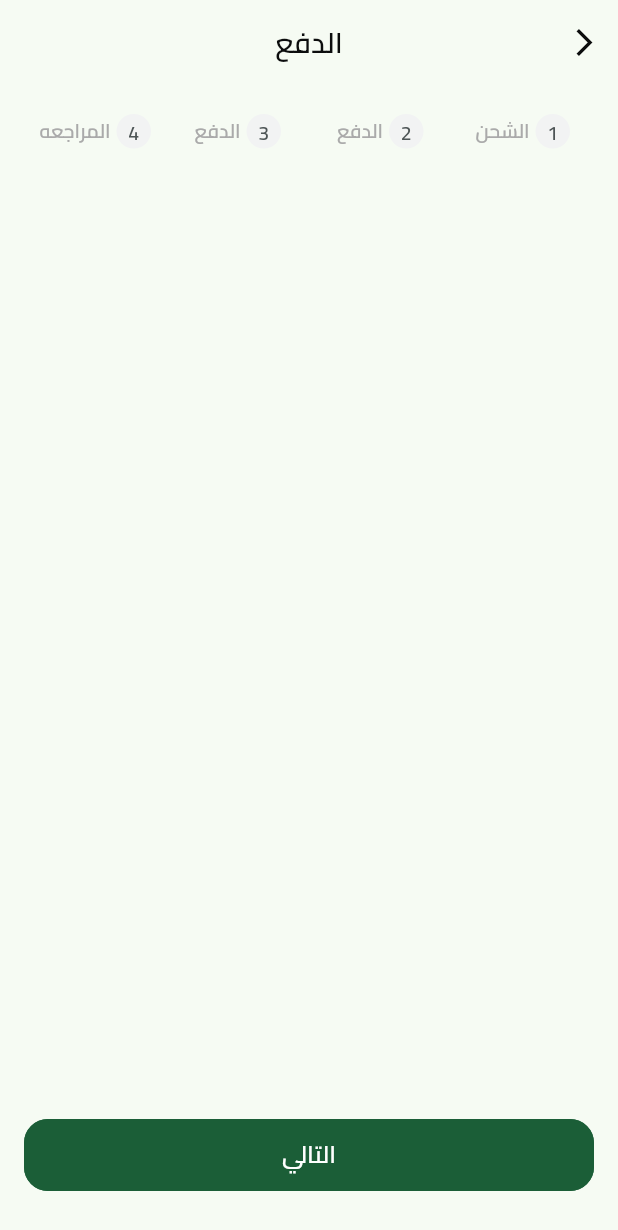
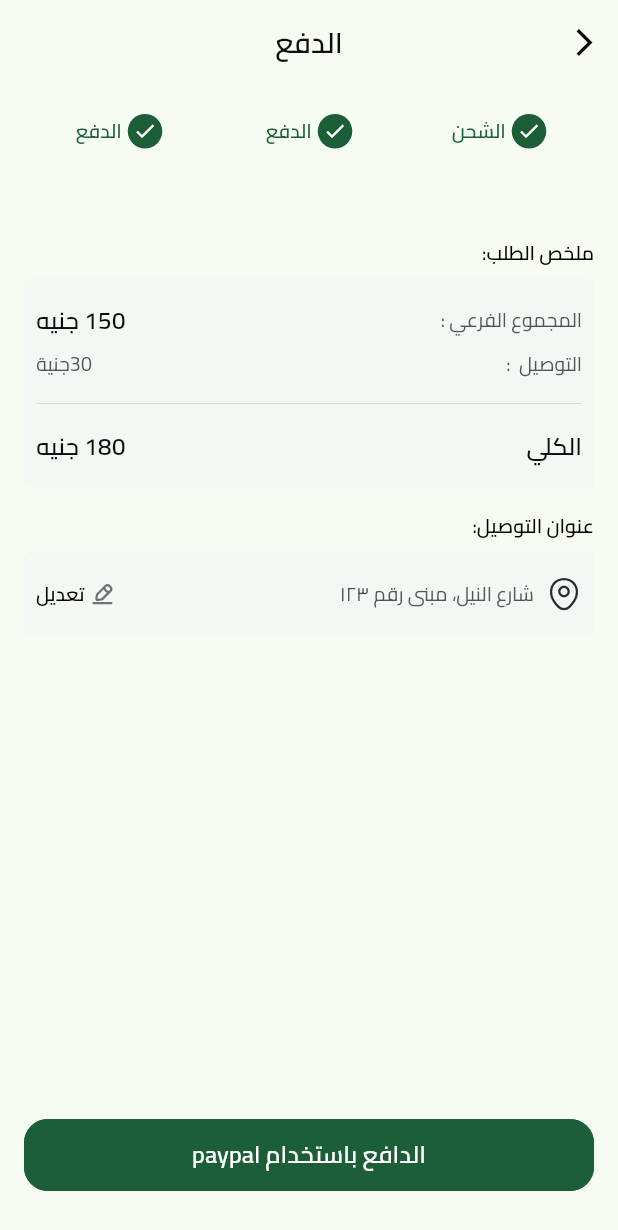
Before and after one commit to Malamrousi/fruits_hub_ecommerce_app, a Flutter app: the CheckoutScreen screen opened by its route, swiped to page 3, on a phone screen of 412 x 824 dp. Shown: the top 1230 px of the screen. Run offline on Flutter 3.47's test engine with Material 3 defaults, Android fonts, the phone set to English and light mode, and no system bars; our stand-ins replace cached_network_image, cloud_firestore, dartz, dots_indicator, equatable, firebase_auth and 11 more; missing offline and left inert: flutter_facebook_auth; accounts and stored records are empty.

Commit message:
Adds checkout feature
Implements the checkout flow with shipping, address input, and payment sections.
Introduces new widgets for each step in the checkout process.
Adds new assets for edit and location icons.
Adds styles for the checkout screen.

```diff
--- /dev/null
+++ b/lib/core/utils/app_decorations.dart
@@ -0,0 +1,8 @@
+import 'package:flutter/material.dart';
+
+abstract class AppDecorations {
+  static var greyBoxDecoration = ShapeDecoration(
+    color: const Color(0x7FF2F3F3),
+    shape: RoundedRectangleBorder(borderRadius: BorderRadius.circular(4)),
+  );
+}
--- a/lib/core/utils/app_images.dart
+++ b/lib/core/utils/app_images.dart
@@ -46,6 +46,10 @@ class Assets {
   /// assets/images/check.svg
   static const String imagesCheck = "assets/images/check.svg";
 
+  /// Assets for imagesEdit
+  /// assets/images/edit.svg
+  static const String imagesEdit = "assets/images/edit.svg";
+
   /// Assets for imagesFacebooksvg
   /// assets/images/facebooksvg.svg
   static const String imagesFacebooksvg = "assets/images/facebooksvg.svg";
@@ -73,6 +77,10 @@ class Assets {
   /// Assets for imagesGoogle
   /// assets/images/google.svg
   static const String imagesGoogle = "assets/images/google.svg";
+
+  /// Assets for imagesLocation
+  /// assets/images/location.svg
+  static const String imagesLocation = "assets/images/location.svg";
 
   /// Assets for imagesLogo
   /// assets/images/logo.svg
--- a/lib/core/utils/app_styles.dart
+++ b/lib/core/utils/app_styles.dart
@@ -22,6 +22,11 @@ class AppStyles {
       static TextStyle font13BlackSemiBold = const TextStyle(
     fontSize: 13,
     fontWeight: FontWeightManger.semiBold,
+    color: Colors.black,
+  );
+        static TextStyle font13BlackBold = const TextStyle(
+    fontSize: 13,
+    fontWeight: FontWeightManger.bold,
     color: Colors.black,
   );
   static TextStyle font23sPrimaryColorBold = const TextStyle(
--- /dev/null
+++ b/lib/features/checkout/presentation/view/widgets/address_input_section.dart
@@ -0,0 +1,68 @@
+import 'package:flutter/material.dart';
+import 'package:fruit_hub/core/helper/spacing.dart';
+
+import '../../../../../core/widgets/custom_text_form_filed.dart';
+
+class AddressInputSection extends StatelessWidget {
+  const AddressInputSection({super.key});
+
+  @override
+  Widget build(BuildContext context) {
+    return SingleChildScrollView(
+      child: Column(
+        children: [
+          verticalSpacing(
+            24,
+          ),
+          CustomTextFormFiled(
+            hintText: 'الاسم كامل',
+            keyboardType: TextInputType.text,
+            validator: (value) {},
+          ),
+          verticalSpacing(
+            16,
+          ),
+          CustomTextFormFiled(
+            hintText: 'البريد الإلكتروني',
+            keyboardType: TextInputType.text,
+            validator: (value) {},
+          ),
+          verticalSpacing(
+            16,
+          ),
+          CustomTextFormFiled(
+            hintText: 'العنوان',
+            keyboardType: TextInputType.text,
+            validator: (value) {},
+          ),
+          verticalSpacing(
+            16,
+          ),
+          CustomTextFormFiled(
+            hintText: 'المدينه',
+            keyboardType: TextInputType.text,
+            validator: (value) {},
+          ),
+          verticalSpacing(
+            16,
+          ),
+          CustomTextFormFiled(
+            hintText: 'رقم الطابق , رقم الشقه ..',
+            keyboardType: TextInputType.text,
+            validator: (value) {},
+          ),
+          verticalSpacing(
+            16,
+          ),
+          CustomTextFormFiled(
+              hintText: 'رقم الهاتف',
+              keyboardType: TextInputType.number,
+              validator: (value) {}),
+          verticalSpacing(
+            16,
+          ),
+        ],
+      ),
+    );
+  }
+}
--- a/lib/features/checkout/presentation/view/widgets/checkout_screen_view_body.dart
+++ b/lib/features/checkout/presentation/view/widgets/checkout_screen_view_body.dart
@@ -16,18 +16,23 @@ class _CheckoutScreenViewBodyState extends State<CheckoutScreenViewBody> {
 
   @override
   void initState() {
-
     super.initState();
     pageController = PageController(initialPage: 0);
+
+    pageController.addListener(() {
+      setState(() {
+        currentPage = pageController.page!.toInt();
+      });
+    });
   }
 
   @override
   void dispose() {
-
     super.dispose();
     pageController.dispose();
   }
 
+  int currentPage = 0;
   @override
   Widget build(BuildContext context) {
     return Padding(
@@ -35,18 +40,39 @@ class _CheckoutScreenViewBodyState extends State<CheckoutScreenViewBody> {
       child: Column(
         children: [
           verticalSpacing(20),
-          const CheckoutSteps(),
+          CheckoutSteps(
+            pageController: pageController,
+            currentState: currentPage,
+          ),
           verticalSpacing(20),
           Expanded(
               child: CheckoutStepsPageView(pageController: pageController)),
           verticalSpacing(20),
           CustomButton(
-            title: "التالي",
-            onPressed: () {},
+            title: getNextButtonTitle(currentPage),
+            onPressed: () {
+              pageController.animateToPage(
+                currentPage + 1,
+                  duration: const Duration(milliseconds: 300),
+                  curve: Curves.easeIn);
+            },
           ),
           verticalSpacing(30),
         ],
       ),
     );
   }
+
+  String getNextButtonTitle(int  currentPage) {
+    switch (currentPage) {
+      case 0:
+        return "التالي";
+      case 1:
+        return "التالي";
+      case 2:
+        return "الدافع باستخدام paypal";
+      default:
+        return "التالي";
+    }
+  }
 }
--- a/lib/features/checkout/presentation/view/widgets/checkout_steps.dart
+++ b/lib/features/checkout/presentation/view/widgets/checkout_steps.dart
@@ -2,17 +2,24 @@ import 'package:flutter/widgets.dart';
 import 'package:fruit_hub/features/checkout/presentation/view/widgets/step_item.dart';
 
 class CheckoutSteps extends StatelessWidget {
-  const CheckoutSteps({super.key});
-
+  const CheckoutSteps(
+      {super.key, required this.currentState, required this.pageController});
+  final int currentState;
+  final PageController pageController;
   @override
   Widget build(BuildContext context) {
     return Row(
       children: List.generate(getSteps().length, (index) {
         return Expanded(
-            child: StepItem(
-          isActive: false,
-          index: "${index + 1}",
-          text: getSteps()[index],
+            child: GestureDetector(
+          onTap: () => pageController.animateToPage(index,
+              duration: const Duration(milliseconds: 300),
+              curve: Curves.easeIn),
+          child: StepItem(
+            isActive: index <= currentState,
+            index: "${index + 1}",
+            text: getSteps()[index],
+          ),
         ));
       }),
     );
@@ -20,5 +27,5 @@ class CheckoutSteps extends StatelessWidget {
 }
 
 List<String> getSteps() {
-  return ["الشحن", "الدفع", "الدفع", "المراجعه"];
+  return ["الشحن", "الدفع", "الدفع"];
 }
--- a/lib/features/checkout/presentation/view/widgets/checkout_steps_page_view.dart
+++ b/lib/features/checkout/presentation/view/widgets/checkout_steps_page_view.dart
@@ -1,5 +1,8 @@
 import 'package:flutter/material.dart';
+import 'package:fruit_hub/features/checkout/presentation/view/widgets/address_input_section.dart';
 import 'package:fruit_hub/features/checkout/presentation/view/widgets/shipping_section.dart';
+
+import 'payment_section.dart';
 
 class CheckoutStepsPageView extends StatelessWidget {
   const CheckoutStepsPageView({
@@ -28,9 +31,8 @@ class CheckoutStepsPageView extends StatelessWidget {
   List<Widget> getPages() {
     return [
       const ShippingSection(),
-      const SizedBox(),
-      const SizedBox(),
-      const SizedBox(),
+      const AddressInputSection(),
+      const PaymentSection(),
     ];
   }
 }
--- /dev/null
+++ b/lib/features/checkout/presentation/view/widgets/order_summry_widget.dart
@@ -0,0 +1,78 @@
+import 'package:flutter/material.dart';
+import 'package:fruit_hub/core/utils/app_styles.dart';
+import 'package:fruit_hub/features/checkout/presentation/view/widgets/payment_item.dart';
+
+
+
+class OrderSummryWidget extends StatelessWidget {
+  const OrderSummryWidget({
+    super.key,
+  });
+
+  @override
+  Widget build(BuildContext context) {
+    return PaymentItem(
+      tile: 'ملخص الطلب',
+      child: Column(
+        children: [
+          Row(
+            children: [
+              Text(
+                'المجموع الفرعي :',
+                style: AppStyles.font13stoneGrayRegular,
+              ),
+              const Spacer(),
+               Text(
+                '150 جنيه',
+                textAlign: TextAlign.right,
+                style: AppStyles.font16GrayScaleBold,
+              )
+            ],
+          ),
+          const SizedBox(
+            height: 8,
+          ),
+          Row(
+            children: [
+              Text(
+                'التوصيل  :',
+                        style: AppStyles.font13stoneGrayRegular,
+
+              ),
+              const Spacer(),
+              Text(
+                '30جنية',
+                textAlign: TextAlign.right,
+                        style: AppStyles.font13stoneGrayRegular,
+
+              )
+            ],
+          ),
+          const SizedBox(
+            height: 9,
+          ),
+          const Divider(
+            thickness: .5,
+            color: Color(0xFFCACECE),
+          ),
+          const SizedBox(
+            height: 9,
+          ),
+           Row(
+            children: [
+              Text(
+                'الكلي',
+                style: AppStyles.font16GrayScaleBold,
+              ),
+              Spacer(),
+              Text(
+                '180 جنيه',
+                style: AppStyles.font16GrayScaleBold,
+              )
+            ],
+          ),
+        ],
+      ),
+    );
+  }
+}
--- /dev/null
+++ b/lib/features/checkout/presentation/view/widgets/payment_item.dart
@@ -0,0 +1,33 @@
+import 'package:flutter/material.dart';
+import 'package:fruit_hub/core/helper/spacing.dart';
+import 'package:fruit_hub/core/utils/app_styles.dart';
+
+import '../../../../../core/utils/app_decorations.dart';
+
+
+class PaymentItem extends StatelessWidget {
+  const PaymentItem({super.key, required this.tile, required this.child});
+
+  final String tile;
+  final Widget child;
+  @override
+  Widget build(BuildContext context) {
+    return Column(
+      crossAxisAlignment: CrossAxisAlignment.start,
+      children: [
+        Text(
+          '$tile:',
+          style: AppStyles.font13BlackBold,
+        ),
+         verticalSpacing(
+       8,
+        ),
+        Container(
+          padding: const EdgeInsets.symmetric(vertical: 16, horizontal: 8),
+          decoration: AppDecorations.greyBoxDecoration,
+          child: child,
+        ),
+      ],
+    );
+  }
+}
--- /dev/null
+++ b/lib/features/checkout/presentation/view/widgets/payment_section.dart
@@ -0,0 +1,26 @@
+import 'package:flutter/material.dart';
+import 'package:fruit_hub/features/checkout/presentation/view/widgets/order_summry_widget.dart';
+
+import 'shipping_address_widget.dart';
+
+
+
+class PaymentSection extends StatelessWidget {
+  const PaymentSection({super.key});
+
+  @override
+  Widget build(BuildContext context) {
+    return const Column(
+      children: [
+        SizedBox(
+          height: 24,
+        ),
+        OrderSummryWidget(),
+        SizedBox(
+          height: 16,
+        ),
+        ShippingAddressWidget(),
+      ],
+    );
+  }
+}
--- /dev/null
+++ b/lib/features/checkout/presentation/view/widgets/shipping_address_widget.dart
@@ -0,0 +1,48 @@
+import 'package:flutter/material.dart';
+import 'package:flutter_svg/flutter_svg.dart';
+import 'package:fruit_hub/features/checkout/presentation/view/widgets/payment_item.dart';
+
+import '../../../../../core/utils/app_images.dart';
+import '../../../../../core/utils/app_styles.dart';
+
+class ShippingAddressWidget extends StatelessWidget {
+  const ShippingAddressWidget({
+    super.key,
+  });
+
+  @override
+  Widget build(BuildContext context) {
+    return PaymentItem(
+      tile: 'عنوان التوصيل',
+      child: Row(
+        children: [
+          SvgPicture.asset(
+            Assets.imagesLocation,
+          ),
+          const SizedBox(
+            width: 8,
+          ),
+          Text(
+            'شارع النيل، مبنى رقم ١٢٣',
+            textAlign: TextAlign.right,
+            style: AppStyles.font13stoneGrayRegular,
+          ),
+          const Spacer(),
+          SizedBox(
+            child: Row(
+              children: [
+                SvgPicture.asset(
+                  Assets.imagesEdit,
+                ),
+                const SizedBox(
+                  width: 4,
+                ),
+                Text('تعديل', style: AppStyles.font13BlackSemiBold)
+              ],
+            ),
+          )
+        ],
+      ),
+    );
+  }
+}
```
Also changed, not shown: assets/images/edit.svg (added), assets/images/location.svg (added).
